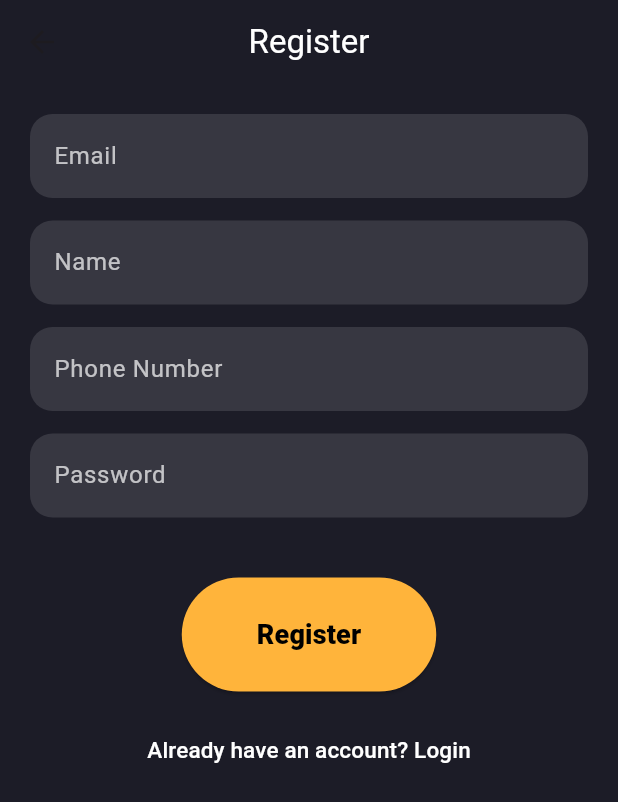
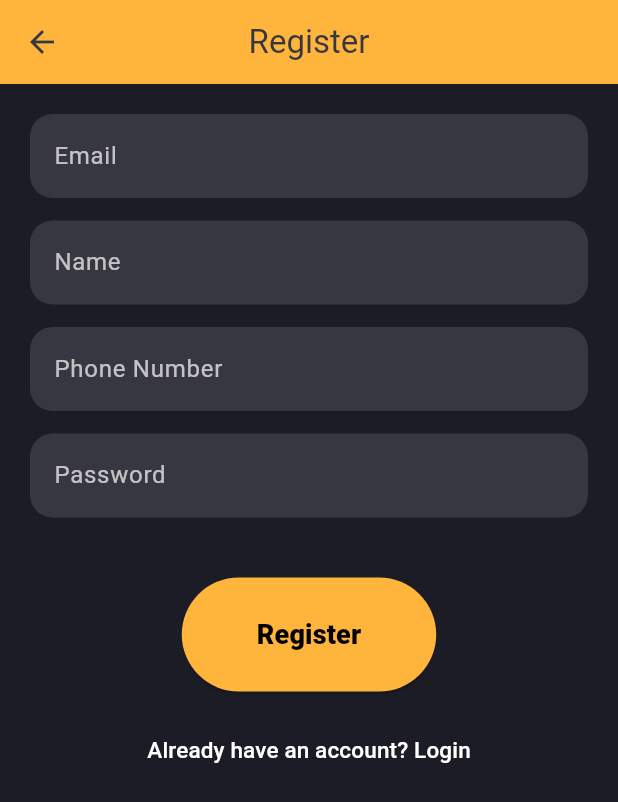
Before and after one commit to Veerosshenn/Eventa, a Flutter app: the RegisterScreen screen opened directly, on a phone screen of 412 x 824 dp. Shown: the top 802 px of the screen. Run offline on Flutter 3.47's test engine with Material 3 defaults, Android fonts, the phone set to English and light mode, and no system bars; our stand-ins replace cloud_firestore, easy_localization, file_picker, firebase_auth, firebase_core, firebase_storage and 2 more; missing offline and left inert: universal_html; accounts and stored records are empty.

Commit message:
Update register_screen.dart

```diff
--- a/lib/pages/register_screen.dart
+++ b/lib/pages/register_screen.dart
@@ -92,9 +92,13 @@ class _RegisterScreenState extends State<RegisterScreen> {
     return Scaffold(
       backgroundColor: appBackgroundColor,
       appBar: AppBar(
-        backgroundColor: Colors.transparent,
-        title: Text("Register".tr(), style: TextStyle(color: Colors.white)),
+        backgroundColor: buttonColor,
+        title: Text("Register".tr(), style: TextStyle(color: grey)),
         centerTitle: true,
+        leading: IconButton(
+          icon: const Icon(Icons.arrow_back, color: grey),
+          onPressed: () => Navigator.pop(context),
+        ),
       ),
       body: Padding(
         padding: const EdgeInsets.all(20),
```
